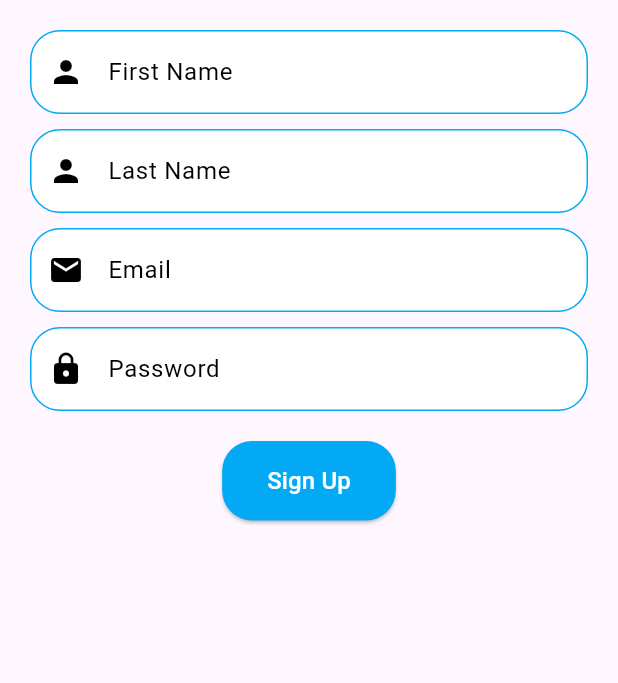
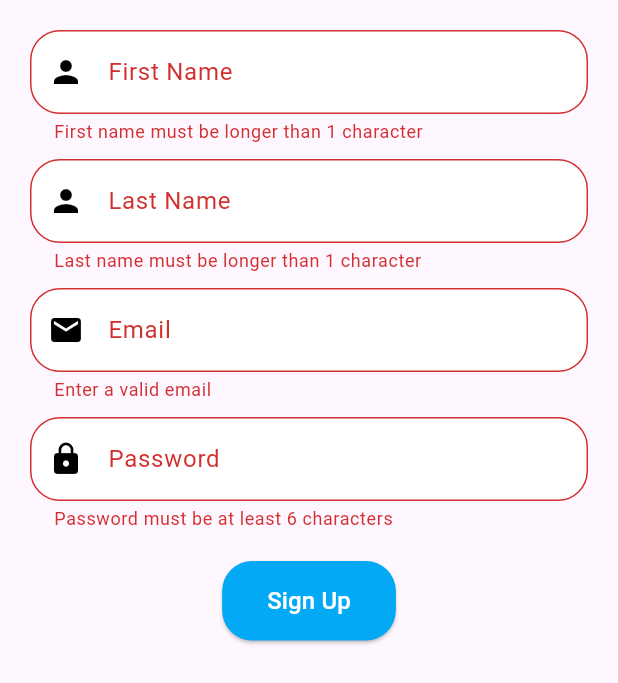
Before and after one commit to bpasic1/Counseling-Flutter-Project, a Flutter app: the SignUpForm widget shown alone on an empty page, opened directly, after a tap on "Sign Up", on a phone screen of 412 x 824 dp. Shown: the top 683 px of the screen. Run offline on Flutter 3.47's test engine with Material 3 defaults, Android fonts, the phone set to English and light mode, and no system bars.

Commit message:
Implemented validation in registration.

```diff
--- a/counseling_flutter_app/lib/screens/authentication_screen.dart
+++ b/counseling_flutter_app/lib/screens/authentication_screen.dart
@@ -20,6 +20,7 @@ class AuthenticationScreen extends StatelessWidget {
         ),
         child: Center(
           child: SingleChildScrollView(
+            reverse: true,
             child: Column(
               mainAxisAlignment: MainAxisAlignment.center,
               children: [
@@ -33,10 +34,10 @@ class AuthenticationScreen extends StatelessWidget {
                   style: TextStyle(
                     fontSize: 20,
                     fontWeight: FontWeight.bold,
-                    color: Theme.of(context).colorScheme.primary,
+                    color: Theme.of(context).colorScheme.onBackground,
                   ),
                 ),
-                const SizedBox(height: 20),
+                const SizedBox(height: 5),
                 isLogin ? LoginForm() : SignUpForm(),
               ],
             ),
--- a/counseling_flutter_app/lib/widgets/login_info.dart
+++ b/counseling_flutter_app/lib/widgets/login_info.dart
@@ -1,7 +1,7 @@
 import 'package:flutter/material.dart';
 
 class LoginForm extends StatelessWidget {
-  LoginForm({super.key});
+  const LoginForm({super.key});
 
   @override
   Widget build(BuildContext context) {
@@ -15,18 +15,6 @@ class LoginForm extends StatelessWidget {
               prefixIcon: const Icon(Icons.person),
               border: OutlineInputBorder(
                 borderRadius: BorderRadius.circular(20),
-                borderSide:
-                    BorderSide(color: Theme.of(context).colorScheme.primary),
-              ),
-              focusedBorder: OutlineInputBorder(
-                borderRadius: BorderRadius.circular(20),
-                borderSide:
-                    BorderSide(color: Theme.of(context).colorScheme.primary),
-              ),
-              enabledBorder: OutlineInputBorder(
-                borderRadius: BorderRadius.circular(20),
-                borderSide:
-                    BorderSide(color: Theme.of(context).colorScheme.primary),
               ),
               fillColor: Colors.white,
               filled: true,
@@ -40,18 +28,6 @@ class LoginForm extends StatelessWidget {
               prefixIcon: const Icon(Icons.lock),
               border: OutlineInputBorder(
                 borderRadius: BorderRadius.circular(20),
-                borderSide:
-                    BorderSide(color: Theme.of(context).colorScheme.primary),
-              ),
-              focusedBorder: OutlineInputBorder(
-                borderRadius: BorderRadius.circular(20),
-                borderSide:
-                    BorderSide(color: Theme.of(context).colorScheme.primary),
-              ),
-              enabledBorder: OutlineInputBorder(
-                borderRadius: BorderRadius.circular(20),
-                borderSide:
-                    BorderSide(color: Theme.of(context).colorScheme.primary),
               ),
               fillColor: Colors.white,
               filled: true,
--- a/counseling_flutter_app/lib/widgets/signup_info.dart
+++ b/counseling_flutter_app/lib/widgets/signup_info.dart
@@ -1,106 +1,120 @@
 import 'package:flutter/material.dart';
 
-class SignUpForm extends StatelessWidget {
+class SignUpForm extends StatefulWidget {
   const SignUpForm({super.key});
 
   @override
+  State<SignUpForm> createState() => _SignUpFormState();
+}
+
+class _SignUpFormState extends State<SignUpForm> {
+  final GlobalKey<FormState> _formKey = GlobalKey<FormState>();
+  final TextEditingController _firstNameController = TextEditingController();
+  final TextEditingController _lastNameController = TextEditingController();
+  final TextEditingController _emailController = TextEditingController();
+  final TextEditingController _passwordController = TextEditingController();
+
+  String? _validateFirstName(String? value) {
+    if (value == null || value.isEmpty || value.length <= 1) {
+      return 'First name must be longer than 1 character';
+    }
+    return null;
+  }
+
+  String? _validateLastName(String? value) {
+    if (value == null || value.isEmpty || value.length <= 1) {
+      return 'Last name must be longer than 1 character';
+    }
+    return null;
+  }
+
+  String? _validateEmail(String? value) {
+    if (value == null || !value.contains('@')) {
+      return 'Enter a valid email';
+    }
+    return null;
+  }
+
+  String? _validatePassword(String? value) {
+    if (value == null || value.length < 6) {
+      return 'Password must be at least 6 characters';
+    }
+    return null;
+  }
+
+  void _submitForm() {
+    if (_formKey.currentState!.validate()) {
+// All fields are valid, perform signup action
+      _registerUser();
+    } else {
+// Fields are not valid, show error messages
+    }
+  }
+
+  void _registerUser() {
+// Implement your user registration logic here
+// Access the entered values using _firstNameController.text, _lastNameController.text, etc.
+  }
+
+  @override
   Widget build(BuildContext context) {
-    return Container(
+    return Form(
+      key: _formKey,
+      child: Container(
         padding: const EdgeInsets.all(20),
         child: Column(
           children: [
-          TextField(
+            TextFormField(
+              controller: _firstNameController,
+              validator: _validateFirstName,
               decoration: InputDecoration(
                 labelText: 'First Name',
                 prefixIcon: const Icon(Icons.person),
                 border: OutlineInputBorder(
                   borderRadius: BorderRadius.circular(20),
-                borderSide:
-                    BorderSide(color: Theme.of(context).colorScheme.primary),
-              ),
-              focusedBorder: OutlineInputBorder(
-                borderRadius: BorderRadius.circular(20),
-                borderSide:
-                    BorderSide(color: Theme.of(context).colorScheme.primary),
-              ),
-              enabledBorder: OutlineInputBorder(
-                // Set initial border color
-                borderRadius: BorderRadius.circular(20),
-                borderSide:
-                    BorderSide(color: Theme.of(context).colorScheme.primary),
                 ),
                 fillColor: Colors.white,
                 filled: true,
               ),
             ),
             const SizedBox(height: 10),
-          TextField(
+            TextFormField(
+              controller: _lastNameController,
+              validator: _validateLastName,
               decoration: InputDecoration(
                 labelText: 'Last Name',
                 prefixIcon: const Icon(Icons.person),
                 border: OutlineInputBorder(
                   borderRadius: BorderRadius.circular(20),
-                borderSide:
-                    BorderSide(color: Theme.of(context).colorScheme.primary),
-              ),
-              focusedBorder: OutlineInputBorder(
-                borderRadius: BorderRadius.circular(20),
-                borderSide:
-                    BorderSide(color: Theme.of(context).colorScheme.primary),
-              ),
-              enabledBorder: OutlineInputBorder(
-                borderRadius: BorderRadius.circular(20),
-                borderSide:
-                    BorderSide(color: Theme.of(context).colorScheme.primary),
                 ),
                 fillColor: Colors.white,
                 filled: true,
               ),
             ),
             const SizedBox(height: 10),
-          TextField(
+            TextFormField(
+              controller: _emailController,
+              validator: _validateEmail,
               decoration: InputDecoration(
                 labelText: 'Email',
                 prefixIcon: const Icon(Icons.email),
                 border: OutlineInputBorder(
                   borderRadius: BorderRadius.circular(20),
-                borderSide:
-                    BorderSide(color: Theme.of(context).colorScheme.primary),
-              ),
-              focusedBorder: OutlineInputBorder(
-                borderRadius: BorderRadius.circular(20),
-                borderSide:
-                    BorderSide(color: Theme.of(context).colorScheme.primary),
-              ),
-              enabledBorder: OutlineInputBorder(
-                borderRadius: BorderRadius.circular(20),
-                borderSide:
-                    BorderSide(color: Theme.of(context).colorScheme.primary),
                 ),
                 fillColor: Colors.white,
                 filled: true,
               ),
             ),
             const SizedBox(height: 10),
-          TextField(
+            TextFormField(
+              controller: _passwordController,
+              validator: _validatePassword,
               obscureText: true,
               decoration: InputDecoration(
                 labelText: 'Password',
                 prefixIcon: const Icon(Icons.lock),
                 border: OutlineInputBorder(
                   borderRadius: BorderRadius.circular(20),
-                borderSide:
-                    BorderSide(color: Theme.of(context).colorScheme.primary),
-              ),
-              focusedBorder: OutlineInputBorder(
-                borderRadius: BorderRadius.circular(20),
-                borderSide:
-                    BorderSide(color: Theme.of(context).colorScheme.primary),
-              ),
-              enabledBorder: OutlineInputBorder(
-                borderRadius: BorderRadius.circular(20),
-                borderSide:
-                    BorderSide(color: Theme.of(context).colorScheme.primary),
                 ),
                 fillColor: Colors.white,
                 filled: true,
@@ -108,7 +122,7 @@ class SignUpForm extends StatelessWidget {
             ),
             const SizedBox(height: 20),
             ElevatedButton(
-            onPressed: () {},
+              onPressed: _submitForm,
               style: ElevatedButton.styleFrom(
                 shape: RoundedRectangleBorder(
                   borderRadius: BorderRadius.circular(20),
@@ -129,6 +143,7 @@ class SignUpForm extends StatelessWidget {
             ),
           ],
         ),
+      ),
     );
   }
 }
```
Also changed, not shown: counseling_flutter_app/lib/screens/main_screen.dart (added). Lines whose indentation alone changed are shown as unchanged.
